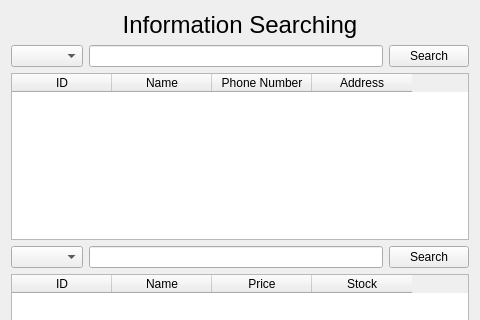
ChunJeong27/CRMMiniProject, file searchingdialog.ui: the form before one commit; both pictures show x 0 to 480 and y 0 to 320 of the 480 by 480 pixel window.
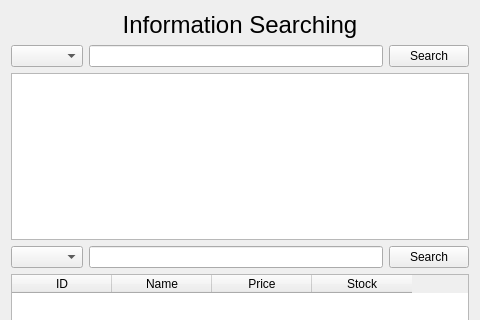
The form after the commit.

Diff of the .ui file:
```diff
--- a/searchingdialog.ui
+++ b/searchingdialog.ui
@@ -47,31 +47,7 @@
     </layout>
    </item>
    <item>
-    <widget class="QTableWidget" name="clientTableWidget">
-     <property name="editTriggers">
-      <set>QAbstractItemView::NoEditTriggers</set>
-     </property>
-     <column>
-      <property name="text">
-       <string>ID</string>
-      </property>
-     </column>
-     <column>
-      <property name="text">
-       <string>Name</string>
-      </property>
-     </column>
-     <column>
-      <property name="text">
-       <string>Phone Number</string>
-      </property>
-     </column>
-     <column>
-      <property name="text">
-       <string>Address</string>
-      </property>
-     </column>
-    </widget>
+    <widget class="QTableView" name="clientTableView"/>
    </item>
    <item>
     <layout class="QHBoxLayout" name="horizontalLayout_2">
```
